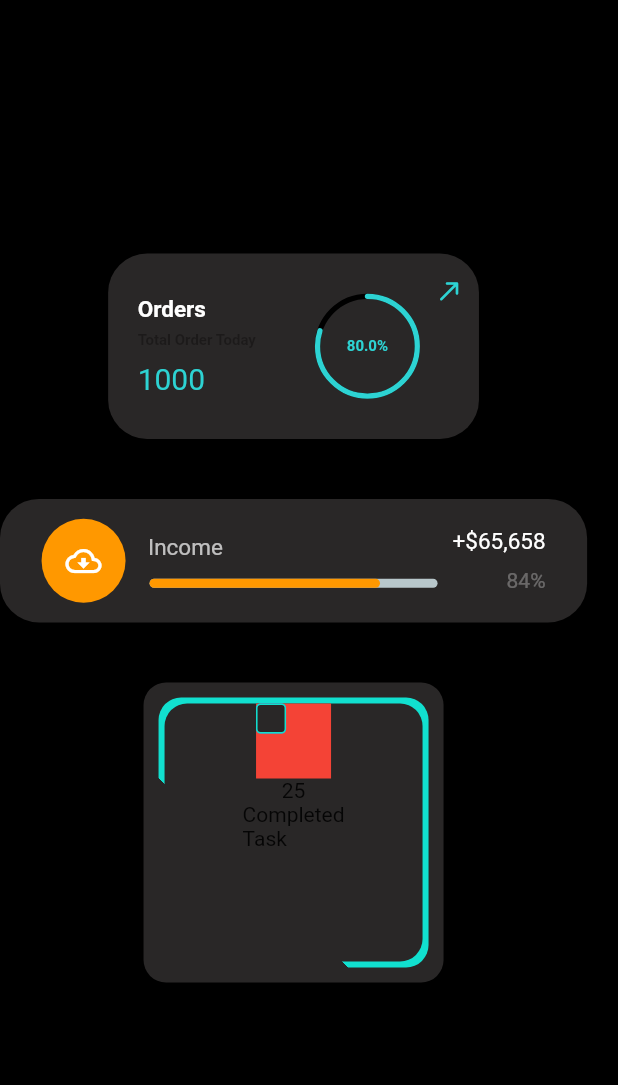
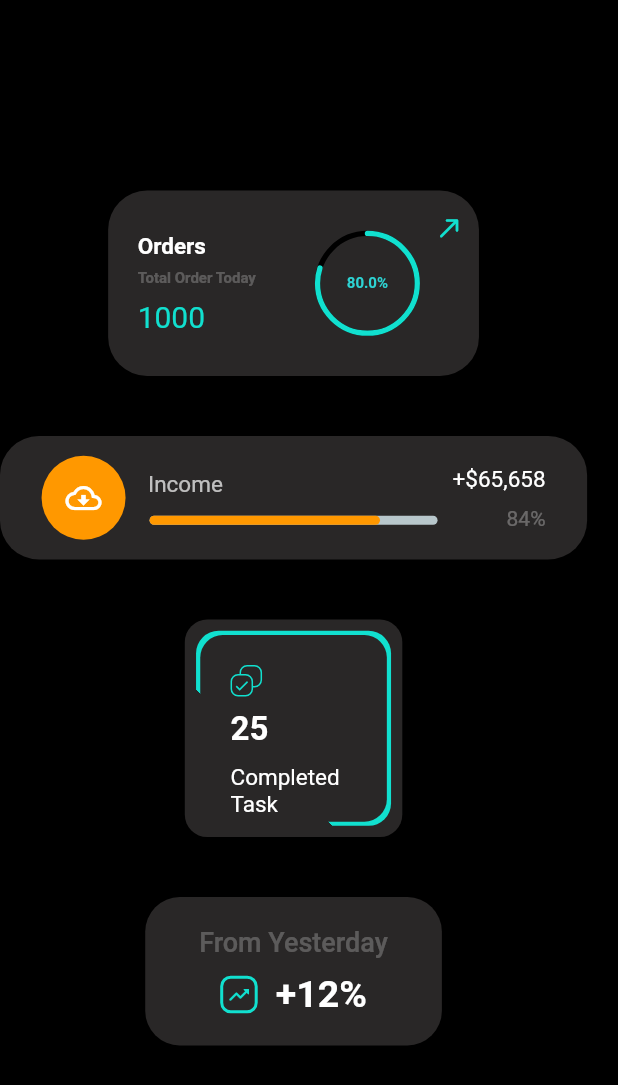
Before and after one commit to farhantw/gdemo, a Flutter app: the screen it shows after launch, on a phone screen of 412 x 824 dp. Shown: the top 1085 px of the screen. Run offline on Flutter 3.47's test engine with Material 2 defaults, Android fonts, the phone set to English and light mode, and no system bars; drawn by our look-alikes of percent_indicator.

Commit message:
update ui

```diff
--- a/gdemo/lib/constant/g_color.dart
+++ b/gdemo/lib/constant/g_color.dart
@@ -22,4 +22,9 @@ class G1Colors {
   static const Color colorWhite = Color(0xFFFFFFFF);
   static const Color colorBlack = Color(0xFF000000);
   static const Color sharebuttoncolor = Color.fromARGB(255, 89, 87, 87);
+
+  static const Color white24 = Colors.white24;
+  static const Color theamcolor = Color.fromARGB(255, 17, 224, 207);
+  static const Color backgroundwidgetcolor = Color.fromARGB(255, 41, 39, 39);
+  static const Color orangecolor = Colors.orange;
 }
--- a/gdemo/lib/constant/g_strings.dart
+++ b/gdemo/lib/constant/g_strings.dart
@@ -13,6 +13,18 @@ class G1String {
   static const String uploadimage = 'Upload Image';
   static const String addimage = 'Add Image';
   static const String feedback = 'Feedback';
+  static const String yesterdaynumber = '+12%';
+  static const String fromyesterday = 'From Yesterday';
+  static const String completetasknumber = '25';
+  static const String completetaskstring = 'Completed\nTask';
+  static const String incomestring = 'Income';
+  static const String incomepercentstring = '84%';
+  static const String incomenumstring = '+\u002465,658';
+  static const String order = 'Orders';
+  static const String totalorder = 'Total Order Today';
+  static const String totalnumberorder = '1000';
+  static const String totalnumberorderparsent = '80.0%';
+
   static const String cryingfacemessage =
       "That bad? We're terribly sorry. We need to fix it asap, please tell us:";
   static const String slightlyfrowningfacemessage =
--- a/gdemo/lib/constant/g_styles.dart
+++ b/gdemo/lib/constant/g_styles.dart
@@ -2,15 +2,38 @@ import 'package:flutter/material.dart';
 import 'package:gdemo/constant/g_color.dart';
 
 class G1Styles {
+  static const stylewhite30 = TextStyle(color: Colors.white30);
+  static const fontSize15white70 =
+      TextStyle(fontSize: 15, color: Colors.white70);
+  static const fontSize15white = TextStyle(fontSize: 15, color: Colors.white);
   static const fontWeight500FontSize15 = TextStyle(
       color: G1Colors.colorBlack, fontWeight: FontWeight.w500, fontSize: 15);
   static const fontSize7 = TextStyle(fontSize: 7.0);
   static const fontWeight500FontSize10 = TextStyle(
       color: G1Colors.colorBlack, fontWeight: FontWeight.w500, fontSize: 12);
+  static const fontWeight700FontSize10 = TextStyle(
+      color: G1Colors.white24, fontWeight: FontWeight.w700, fontSize: 10.0);
+  static const fontWeightboldFontSize10 = TextStyle(
+      color: Color.fromARGB(255, 45, 211, 211),
+      fontWeight: FontWeight.bold,
+      fontSize: 10.0);
   static const elevetedbuttonfontstyle = TextStyle(
       color: G1Colors.colorWhite, fontWeight: FontWeight.w500, fontSize: 12);
   static const fontWeight600FontSize17 = TextStyle(
       color: G1Colors.colorBlack, fontWeight: FontWeight.w600, fontSize: 17);
+  static const fontSize20 =
+      TextStyle(color: G1Colors.theamcolor, fontSize: 20.0);
+  static const fontWeight500FontSize18 = TextStyle(
+      fontSize: 18, fontWeight: FontWeight.w500, color: G1Colors.white24);
+  static const fontWeight600FontSize25 =
+      TextStyle(fontSize: 25, fontWeight: FontWeight.w600, color: Colors.white);
+  static const fontWeight400FontSize15 =
+      TextStyle(fontSize: 15, fontWeight: FontWeight.w400, color: Colors.white);
+  static const fontWeight600FontSize15 = TextStyle(
+      color: Colors.white, fontSize: 15.0, fontWeight: FontWeight.w600);
+  static const fontWeight600FontSize22 =
+      TextStyle(fontSize: 22, fontWeight: FontWeight.w600, color: Colors.white);
+
   static const fontWeight600FontSize14 = TextStyle(
       color: G1Colors.appbarfontcolor,
       fontWeight: FontWeight.w600,
@@ -81,6 +104,45 @@ class G1Styles {
       width: 1.2,
     ),
   );
+  static var incomeparentcontainerdeco = BoxDecoration(
+    color: G1Colors.backgroundwidgetcolor,
+    borderRadius: BorderRadius.circular(26),
+  );
+  static var completetaskstackcontainerdeco = BoxDecoration(
+    border: Border.all(
+      width: 1,
+      color: Color.fromARGB(255, 17, 224, 207),
+    ),
+    color: Color.fromARGB(255, 41, 39, 39),
+    borderRadius: BorderRadius.circular(5),
+  );
+  static var LinearGradientcomplettask = BoxDecoration(
+    borderRadius: BorderRadius.circular(15),
+    gradient: LinearGradient(
+      colors: [
+        Color.fromARGB(255, 17, 224, 207),
+        Color.fromARGB(255, 41, 39, 39),
+        Color.fromARGB(255, 41, 39, 39),
+        Color.fromARGB(255, 17, 224, 207),
+      ],
+      begin: Alignment.topRight,
+      end: Alignment.bottomLeft,
+      stops: [0.65, 0.2, 0.99, 0.3],
+    ),
+  );
+  static var yesterdaywidgetdecor = BoxDecoration(
+    border: Border.all(width: 2, color: G1Colors.theamcolor),
+    color: Color.fromARGB(255, 41, 39, 39),
+    borderRadius: BorderRadius.circular(7),
+  );
+  static var yesterdaywidgetdecor1 = BoxDecoration(
+    color: Color.fromARGB(255, 41, 39, 39),
+    borderRadius: BorderRadius.circular(23),
+  );
+  static var complettaskcontainerdeco = BoxDecoration(
+    color: Color.fromARGB(255, 41, 39, 39),
+    borderRadius: BorderRadius.circular(15),
+  );
 
   static var bottomsheetshap = const RoundedRectangleBorder(
     borderRadius: BorderRadius.vertical(
--- a/gdemo/lib/screens/home_screen.dart
+++ b/gdemo/lib/screens/home_screen.dart
@@ -3,6 +3,7 @@ import 'package:gdemo/widgets/container_widget.dart';
 import 'package:gdemo/widgets/income.dart';
 import 'package:percent_indicator/percent_indicator.dart';
 
+import '../widgets/fromyesterdaywidget.dart';
 import '../widgets/taskcompletedwidget.dart';
 import '../widgets/todaystotalorder.dart';
 
@@ -26,6 +27,10 @@ class HomeScreen extends StatelessWidget {
             height: 40.0,
           ),
           TaskCompletedWidget(),
+          SizedBox(
+            height: 40.0,
+          ),
+          FromYesterdayWidget()
         ],
       ),
     );
--- /dev/null
+++ b/gdemo/lib/widgets/fromyesterdaywidget.dart
@@ -0,0 +1,50 @@
+import 'package:flutter/material.dart';
+import 'package:gdemo/constant/g_color.dart';
+import 'package:gdemo/constant/g_strings.dart';
+import 'package:gdemo/constant/g_styles.dart';
+
+import 'container_widget.dart';
+
+class FromYesterdayWidget extends StatelessWidget {
+  const FromYesterdayWidget({Key? key}) : super(key: key);
+
+  @override
+  Widget build(BuildContext context) {
+    return ContainerWidget(
+        width: MediaQuery.of(context).size.width * 0.48,
+        height: MediaQuery.of(context).size.height * 0.12,
+        dbox: G1Styles.yesterdaywidgetdecor1,
+        child: Column(
+          mainAxisAlignment: MainAxisAlignment.center,
+          children: [
+            Text(G1String.fromyesterday,
+                style: G1Styles.fontWeight500FontSize18),
+            SizedBox(
+              height: 10.0,
+            ),
+            Row(
+              mainAxisAlignment: MainAxisAlignment.center,
+              children: [
+                ContainerWidget(
+                  height: 25,
+                  width: 25,
+                  dbox: G1Styles.yesterdaywidgetdecor,
+                  child: Center(
+                    child: Icon(
+                      Icons.trending_up_rounded,
+                      size: 16.0,
+                      color: G1Colors.theamcolor,
+                    ),
+                  ),
+                ),
+                SizedBox(
+                  width: 12.0,
+                ),
+                Text(G1String.yesterdaynumber,
+                    style: G1Styles.fontWeight600FontSize25)
+              ],
+            )
+          ],
+        ));
+  }
+}
--- a/gdemo/lib/widgets/income.dart
+++ b/gdemo/lib/widgets/income.dart
@@ -1,4 +1,7 @@
 import 'package:flutter/material.dart';
+import 'package:gdemo/constant/g_color.dart';
+import 'package:gdemo/constant/g_strings.dart';
+import 'package:gdemo/constant/g_styles.dart';
 import 'package:percent_indicator/circular_percent_indicator.dart';
 import 'package:percent_indicator/linear_percent_indicator.dart';
 import 'container_widget.dart';
@@ -11,16 +14,13 @@ class Income extends StatelessWidget {
     return ContainerWidget(
       width: MediaQuery.of(context).size.width * 0.95,
       height: MediaQuery.of(context).size.height * 0.1,
-      dbox: BoxDecoration(
-        color: Color.fromARGB(255, 41, 39, 39),
-        borderRadius: BorderRadius.circular(26),
-      ),
+      dbox: G1Styles.incomeparentcontainerdeco,
       child: Row(
         crossAxisAlignment: CrossAxisAlignment.center,
         mainAxisAlignment: MainAxisAlignment.center,
         children: [
           CircleAvatar(
-            backgroundColor: Colors.orange,
+            backgroundColor: G1Colors.orangecolor,
             child: Icon(
               Icons.cloud_download_outlined,
               color: Colors.white,
@@ -36,10 +36,8 @@ class Income extends StatelessWidget {
             children: [
               Padding(
                 padding: const EdgeInsets.only(left: 9.0),
-                child: Text(
-                  "Income",
-                  style: TextStyle(fontSize: 15, color: Colors.white70),
-                ),
+                child: Text(G1String.incomestring,
+                    style: G1Styles.fontSize15white70),
               ),
               SizedBox(
                 height: 12.0,
@@ -51,7 +49,7 @@ class Income extends StatelessWidget {
                 barRadius: Radius.circular(10.0),
                 animationDuration: 1000,
                 percent: 0.8,
-                progressColor: Colors.orange,
+                progressColor: G1Colors.orangecolor,
               ),
             ],
           ),
@@ -59,16 +57,13 @@ class Income extends StatelessWidget {
             mainAxisAlignment: MainAxisAlignment.center,
             crossAxisAlignment: CrossAxisAlignment.end,
             children: [
-              Text(
-                '+\u002465,658',
-                style: TextStyle(fontSize: 15, color: Colors.white),
-              ),
+              Text(G1String.incomenumstring, style: G1Styles.fontSize15white),
               SizedBox(
                 height: 9.0,
               ),
               Text(
-                "84%",
-                style: TextStyle(color: Colors.white30),
+                G1String.incomepercentstring,
+                style: G1Styles.stylewhite30,
               )
             ],
           )
--- a/gdemo/lib/widgets/taskcompletedwidget.dart
+++ b/gdemo/lib/widgets/taskcompletedwidget.dart
@@ -1,4 +1,7 @@
 import 'package:flutter/material.dart';
+import 'package:gdemo/constant/g_color.dart';
+import 'package:gdemo/constant/g_strings.dart';
+import 'package:gdemo/constant/g_styles.dart';
 import 'package:gdemo/widgets/container_widget.dart';
 
 class TaskCompletedWidget extends StatelessWidget {
@@ -7,82 +10,58 @@ class TaskCompletedWidget extends StatelessWidget {
   @override
   Widget build(BuildContext context) {
     return ContainerWidget(
-      height: 200,
-      width: 200,
-      dbox: BoxDecoration(
-        color: Color.fromARGB(255, 41, 39, 39),
-        borderRadius: BorderRadius.circular(15),
-      ),
-      child: Container(
-        height: 180,
-        width: 180,
+      height: 145,
+      width: 145,
+      dbox: G1Styles.complettaskcontainerdeco,
+      child: ContainerWidget(
+          height: 130,
+          width: 130,
           // change padding value to modify width of border
-        padding: EdgeInsets.all(4.0),
-
-        child: Container(
-          decoration: BoxDecoration(
-            color: Color.fromARGB(255, 41, 39, 39),
-            borderRadius: BorderRadius.circular(15),
-          ),
-          child: Column(children: [
-            Container(
-              color: Colors.red,
-              width: 50.0,
-              height: 50.0,
+          padding: EdgeInsets.all(2.8),
+          child: ContainerWidget(
+            padding: EdgeInsets.only(top: 20.0, left: 16.0),
+            dbox: G1Styles.complettaskcontainerdeco,
+            child: Column(
+                mainAxisAlignment: MainAxisAlignment.start,
+                crossAxisAlignment: CrossAxisAlignment.start,
+                children: [
+                  ContainerWidget(
+                    width: 100,
+                    height: 30,
                     child: Stack(
                       children: [
                         Positioned(
+                          left: 6,
                           child: ContainerWidget(
-                      height: 20,
-                      width: 20,
-                      dbox: BoxDecoration(
-                        border: Border.all(
-                          width: 1,
-                          color: Colors.blue,
-                        ),
-                        color: Color.fromARGB(255, 41, 39, 39),
-                        borderRadius: BorderRadius.circular(3),
-                      ),
-                    ),
+                              height: 15,
+                              width: 15,
+                              dbox: G1Styles.completetaskstackcontainerdeco),
                         ),
                         Positioned(
-                    // top: 5.0,
-                    // right: 5,
+                          top: 6.0,
                           child: ContainerWidget(
-                      height: 20,
-                      width: 20,
-                      dbox: BoxDecoration(
-                        border: Border.all(
-                          width: 1,
-                          color: Color.fromARGB(255, 17, 224, 207),
-                        ),
-                        color: Color.fromARGB(255, 41, 39, 39),
-                        borderRadius: BorderRadius.circular(3),
+                            height: 15,
+                            width: 15,
+                            dbox: G1Styles.completetaskstackcontainerdeco,
+                            child: Center(
+                              child: Icon(Icons.check,
+                                  size: 11.0, color: G1Colors.theamcolor),
                             ),
                           ),
                         ),
                       ],
                     ),
                   ),
-            Text("25"),
-            Text("Completed\nTask")
+                  Text(G1String.completetasknumber,
+                      style: G1Styles.fontWeight600FontSize22),
+                  SizedBox(
+                    height: 10.0,
+                  ),
+                  Text(G1String.completetaskstring,
+                      style: G1Styles.fontWeight400FontSize15)
                 ]),
           ),
-        decoration: BoxDecoration(
-          borderRadius: BorderRadius.circular(15),
-          gradient: LinearGradient(
-            colors: [
-              Color.fromARGB(255, 17, 224, 207),
-              Color.fromARGB(255, 41, 39, 39),
-              Color.fromARGB(255, 41, 39, 39),
-              Color.fromARGB(255, 17, 224, 207),
-            ],
-            begin: Alignment.topRight,
-            end: Alignment.bottomLeft,
-            stops: [0.65, 0.2, 0.99, 0.3],
-          ),
-        ),
-      ),
+          dbox: G1Styles.LinearGradientcomplettask),
     );
   }
 }
--- a/gdemo/lib/widgets/todaystotalorder.dart
+++ b/gdemo/lib/widgets/todaystotalorder.dart
@@ -1,4 +1,7 @@
 import 'package:flutter/material.dart';
+import 'package:gdemo/constant/g_color.dart';
+import 'package:gdemo/constant/g_strings.dart';
+import 'package:gdemo/constant/g_styles.dart';
 import 'package:percent_indicator/circular_percent_indicator.dart';
 
 import 'container_widget.dart';
@@ -11,10 +14,7 @@ class TodaysTotalOrder extends StatelessWidget {
     return ContainerWidget(
       width: MediaQuery.of(context).size.width * 0.6,
       height: MediaQuery.of(context).size.height * 0.15,
-      dbox: BoxDecoration(
-        color: Color.fromARGB(255, 41, 39, 39),
-        borderRadius: BorderRadius.circular(26),
-      ),
+      dbox: G1Styles.incomeparentcontainerdeco,
       child: Align(
         alignment: Alignment.bottomCenter,
         child: Padding(
@@ -28,28 +28,15 @@ class TodaysTotalOrder extends StatelessWidget {
                 crossAxisAlignment: CrossAxisAlignment.start,
                 children: [
                   Text(
-                    "Orders",
-                    style: TextStyle(
-                        color: Colors.white,
-                        fontSize: 15.0,
-                        fontWeight: FontWeight.w600),
+                    G1String.order,
+                    style: G1Styles.fontWeight600FontSize15,
                   ),
                   Padding(
                     padding: const EdgeInsets.only(top: 6.0, bottom: 8.0),
-                    child: Text(
-                      "Total Order Today",
-                      style: TextStyle(
-                          color: Color.fromARGB(255, 28, 26, 26),
-                          fontWeight: FontWeight.w700,
-                          fontSize: 10.0),
-                    ),
+                    child: Text(G1String.totalorder,
+                        style: G1Styles.fontWeight700FontSize10),
                   ),
-                  Text(
-                    "1000",
-                    style: TextStyle(
-                        color: Color.fromARGB(255, 45, 211, 211),
-                        fontSize: 20.0),
-                  ),
+                  Text(G1String.totalnumberorder, style: G1Styles.fontSize20),
                 ],
               ),
               SizedBox(
@@ -64,23 +51,17 @@ class TodaysTotalOrder extends StatelessWidget {
                   backgroundColor: Colors.black,
                   percent: 0.80,
                   center: new Text(
-                    "80.0%",
-                    style: new TextStyle(
-                        color: Color.fromARGB(255, 45, 211, 211),
-                        fontWeight: FontWeight.bold,
-                        fontSize: 10.0),
+                    G1String.totalnumberorderparsent,
+                    style: G1Styles.fontWeightboldFontSize10,
                   ),
                   circularStrokeCap: CircularStrokeCap.round,
-                  progressColor: Color.fromARGB(255, 45, 211, 211),
+                  progressColor: G1Colors.theamcolor,
                 ),
               ),
               Padding(
                 padding: const EdgeInsets.only(top: 15.0),
-                child: Icon(
-                  Icons.call_made_rounded,
-                  size: 20.0,
-                  color: Color.fromARGB(255, 45, 211, 211),
-                ),
+                child: Icon(Icons.call_made_rounded,
+                    size: 20.0, color: G1Colors.theamcolor),
               )
             ],
           ),
```
Lines whose indentation alone changed are shown as unchanged.
